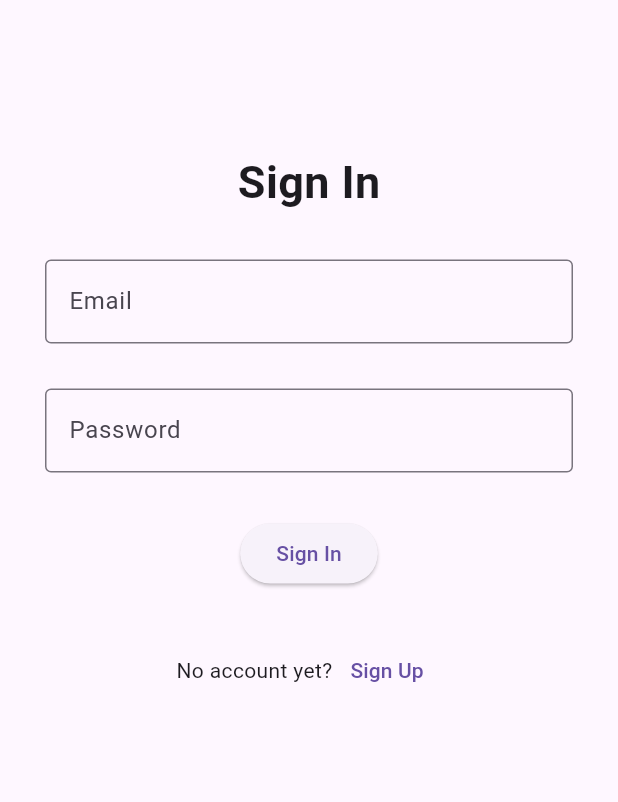
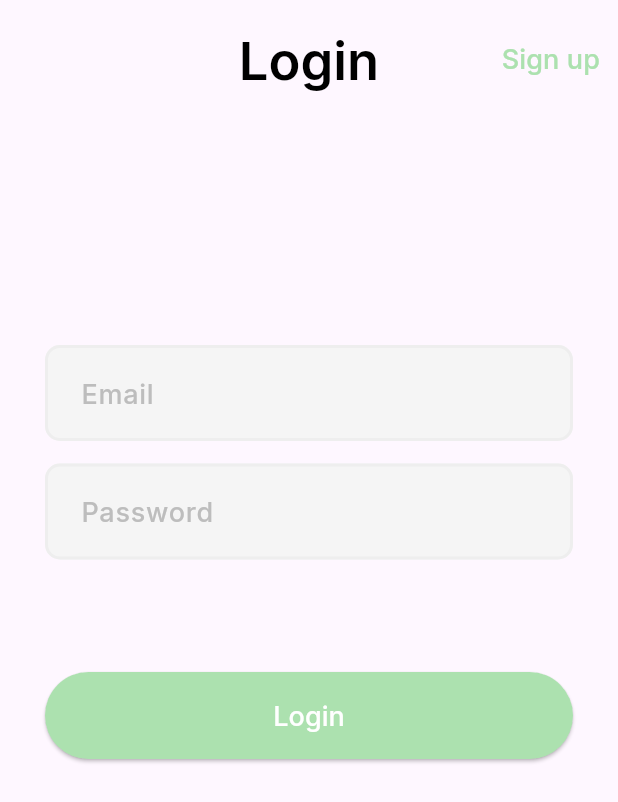
Before and after one commit to ianberana/CMSC-23-Project, a Flutter app: the screen it shows after launch, on a phone screen of 412 x 824 dp. Shown: the top 802 px of the screen. Run offline on Flutter 3.47's test engine with Material 3 defaults, Android fonts, the phone set to English and light mode, and no system bars; our stand-ins replace cloud_firestore, firebase_auth, firebase_core, google_fonts; accounts and stored records are empty.

Commit message:
Added layout and design for login page

```diff
--- a/lib/authenticate.dart
+++ b/lib/authenticate.dart
@@ -39,7 +39,7 @@ class _AuthenticateState extends State<Authenticate> {
               ),
             );
           } else if (!snapshot.hasData) {
-            return const SignInPage();
+            return SignInPage();
           }
 
           return OrganizationView();
--- a/lib/main.dart
+++ b/lib/main.dart
@@ -6,13 +6,12 @@
 import 'package:firebase_core/firebase_core.dart';
 import 'package:flutter/material.dart';
 import 'package:provider/provider.dart';
-// import 'package:week9_authentication/providers/user_provider.dart';
 import 'firebase_options.dart';
-import 'authenticate.dart';
-// import 'providers/todo_provider.dart';
 import 'providers/auth_provider.dart';
 import 'providers/org_provider.dart';
+import 'authenticate.dart';
 import 'providers/user_provider.dart';
+import 'package:google_fonts/google_fonts.dart';
 
 Future<void> main() async {
   WidgetsFlutterBinding.ensureInitialized();
@@ -40,14 +39,29 @@ class MyApp extends StatelessWidget {
   @override
   Widget build(BuildContext context) {
     return MaterialApp(
-      title: 'Elbi Donate',
-      initialRoute: '/',
-      routes: {
-        '/': (context) => const Authenticate(),
-      },
-      theme: ThemeData(
-        primarySwatch: Colors.blue,
-      ),
-    );
+        title: 'Elbi Donate',
+        initialRoute: '/',
+        routes: {
+          '/': (context) => Authenticate(),
+        },
+        theme: ThemeData(
+            textTheme: TextTheme(
+          titleLarge: GoogleFonts.inter(
+            fontSize: 35,
+            fontWeight: FontWeight.w600,
+          ).copyWith(color: Colors.black),
+          titleSmall: GoogleFonts.inter(
+            fontSize: 18,
+            // fontWeight: FontWeight.w500,
+          ).copyWith(color: Color.fromARGB(255, 172, 225, 175)),
+          displaySmall: GoogleFonts.inter(
+            fontSize: 18,
+            fontWeight: FontWeight.w500,
+          ).copyWith(color: Colors.white),
+          labelSmall: GoogleFonts.inter(
+            fontSize: 18,
+            fontWeight: FontWeight.w500,
+          ).copyWith(color: Colors.grey[400]),
+        )));
   }
 }
--- a/lib/pages/authentication/signin.dart
+++ b/lib/pages/authentication/signin.dart
@@ -28,20 +28,42 @@ class _SignInPageState extends State<SignInPage> {
   @override
   Widget build(BuildContext context) {
     return Scaffold(
+      appBar: AppBar(
+        toolbarHeight: 80,
+        title: Text(
+          "Login",
+          style: Theme.of(context).textTheme.titleLarge,
+        ),
+        centerTitle: true,
+        actions: [
+          TextButton(
+              child: Text(
+                "Sign up",
+                style: Theme.of(context).textTheme.titleSmall,
+              ),
+              onPressed: () {
+                Navigator.push(
+                    context,
+                    MaterialPageRoute(
+                        builder: (context) => const SignUpPage()));
+              })
+        ],
+      ),
       body: SingleChildScrollView(
         child: Container(
-            margin: const EdgeInsets.symmetric(vertical: 100, horizontal: 30),
+            margin: const EdgeInsets.symmetric(vertical: 150, horizontal: 30),
             child: Form(
               key: _formKey,
               child: Column(
                 mainAxisAlignment: MainAxisAlignment.center,
+                crossAxisAlignment: CrossAxisAlignment.stretch,
                 children: [
-                  heading,
+                  // heading,
                   emailField,
                   passwordField,
                   showSignInErrorMessage ? signInErrorMessage : Container(),
                   submitButton,
-                  signUpButton
+                  // signUpButton
                 ],
               ),
             )),
@@ -49,21 +71,39 @@ class _SignInPageState extends State<SignInPage> {
     );
   }
 
-  Widget get heading => const Padding(
-        padding: EdgeInsets.only(bottom: 30),
-        child: Text(
-          "Sign In",
-          style: TextStyle(fontSize: 30, fontWeight: FontWeight.bold),
-        ),
-      );
+  // Widget get heading => const Padding(
+  //       padding: EdgeInsets.only(bottom: 30),
+  //       child: Text(
+  //         "Sign In",
+  //         style: TextStyle(fontSize: 30, fontWeight: FontWeight.bold),
+  //       ),
+  //     );
 
   Widget get emailField => Padding(
-        padding: const EdgeInsets.only(bottom: 30),
+        padding: const EdgeInsets.only(bottom: 15),
         child: TextFormField(
           controller: emailController,
-          decoration: const InputDecoration(
+          cursorColor: Colors.grey,
+          decoration: InputDecoration(
+              contentPadding: EdgeInsets.all(20),
               border: OutlineInputBorder(),
+              focusedBorder: OutlineInputBorder(
+                borderRadius: BorderRadius.circular(10.0),
+                borderSide: BorderSide(
+                  color: (Colors.grey[400])!,
+                ),
+              ),
+              enabledBorder: OutlineInputBorder(
+                borderRadius: BorderRadius.circular(10.0),
+                borderSide: BorderSide(
+                  color: (Colors.grey[200])!,
+                  width: 2.0,
+                ),
+              ),
+              filled: true,
+              fillColor: Colors.grey[100],
               label: Text("Email"),
+              labelStyle: Theme.of(context).textTheme.labelSmall,
               hintText: "juandelacruz09@gmail.com"),
           onSaved: (value) => setState(() => email = value),
           validator: (value) {
@@ -76,12 +116,30 @@ class _SignInPageState extends State<SignInPage> {
       );
 
   Widget get passwordField => Padding(
-        padding: const EdgeInsets.only(bottom: 30),
+        padding: const EdgeInsets.only(bottom: 15),
         child: TextFormField(
           controller: passwordController,
-          decoration: const InputDecoration(
+          cursorColor: Colors.grey,
+          decoration: InputDecoration(
+              contentPadding: EdgeInsets.all(20),
               border: OutlineInputBorder(),
+              focusedBorder: OutlineInputBorder(
+                borderRadius: BorderRadius.circular(10.0),
+                borderSide: BorderSide(
+                  color: (Colors.grey[400])!,
+                ),
+              ),
+              enabledBorder: OutlineInputBorder(
+                borderRadius: BorderRadius.circular(10.0),
+                borderSide: BorderSide(
+                  color: (Colors.grey[200])!,
+                  width: 2.0,
+                ),
+              ),
+              filled: true,
+              fillColor: Colors.grey[100],
               label: Text("Password"),
+              labelStyle: Theme.of(context).textTheme.labelSmall,
               hintText: "******"),
           obscureText: true,
           onSaved: (value) => setState(() => password = value),
@@ -94,15 +152,21 @@ class _SignInPageState extends State<SignInPage> {
         ),
       );
 
-  Widget get signInErrorMessage => const Padding(
-        padding: EdgeInsets.only(bottom: 30),
+  Widget get signInErrorMessage => const Center(
         child: Text(
           "Invalid email or password",
           style: TextStyle(color: Colors.red),
         ),
       );
 
-  Widget get submitButton => ElevatedButton(
+  Widget get submitButton => Padding(
+      padding: const EdgeInsets.only(top: 60),
+      child: ElevatedButton(
+          style: ButtonStyle(
+              padding: MaterialStateProperty.all<EdgeInsetsGeometry>(
+                  EdgeInsets.all(18)),
+              backgroundColor: MaterialStateProperty.all<Color>(
+                  Color.fromARGB(255, 172, 225, 175))),
           onPressed: () async {
             if (_formKey.currentState!.validate()) {
               _formKey.currentState!.save();
@@ -114,23 +178,26 @@ class _SignInPageState extends State<SignInPage> {
               setError(error);
             }
           },
-      child: const Text("Sign In"));
+          child: Text(
+            "Login",
+            style: Theme.of(context).textTheme.displaySmall,
+          )));
 
-  Widget get signUpButton => Padding(
-        padding: const EdgeInsets.all(30),
-        child: Row(
-          mainAxisAlignment: MainAxisAlignment.center,
-          children: [
-            const Text("No account yet?"),
-            TextButton(
-                onPressed: () {
-                  Navigator.push(
-                      context,
-                      MaterialPageRoute(
-                          builder: (context) => const SignUpPage()));
-                },
-                child: const Text("Sign Up"))
-          ],
-        ),
-      );
+  // Widget get signUpButton => Padding(
+  //       padding: const EdgeInsets.all(30),
+  //       child: Row(
+  //         mainAxisAlignment: MainAxisAlignment.center,
+  //         children: [
+  //           const Text("No account yet?"),
+  //           TextButton(
+  //               onPressed: () {
+  //                 Navigator.push(
+  //                     context,
+  //                     MaterialPageRoute(
+  //                         builder: (context) => const SignUpPage()));
+  //               },
+  //               child: const Text("Sign Up"))
+  //         ],
+  //       ),
+  //     );
 }
--- a/lib/pages/organization/org_view.dart
+++ b/lib/pages/organization/org_view.dart
@@ -41,7 +41,7 @@ class _OrganizationViewState extends State<OrganizationView> {
               ),
             );
           } else if (!snapshot.hasData) {
-            return const DonorPage();
+            return DonorPage();
           }
 
           String? currentuser = context.watch<UserAuthProvider>().user!.email;
--- a/pubspec.yaml
+++ b/pubspec.yaml
@@ -39,6 +39,7 @@ dependencies:
   firebase_core: ^2.30.1
   cloud_firestore: ^4.17.2
   firebase_auth: ^4.19.4
+  google_fonts: ^6.2.1
 
 dev_dependencies:
   flutter_test:
```
Also changed, not shown: pubspec.lock, 1 other file. Lines whose indentation alone changed are shown as unchanged.
